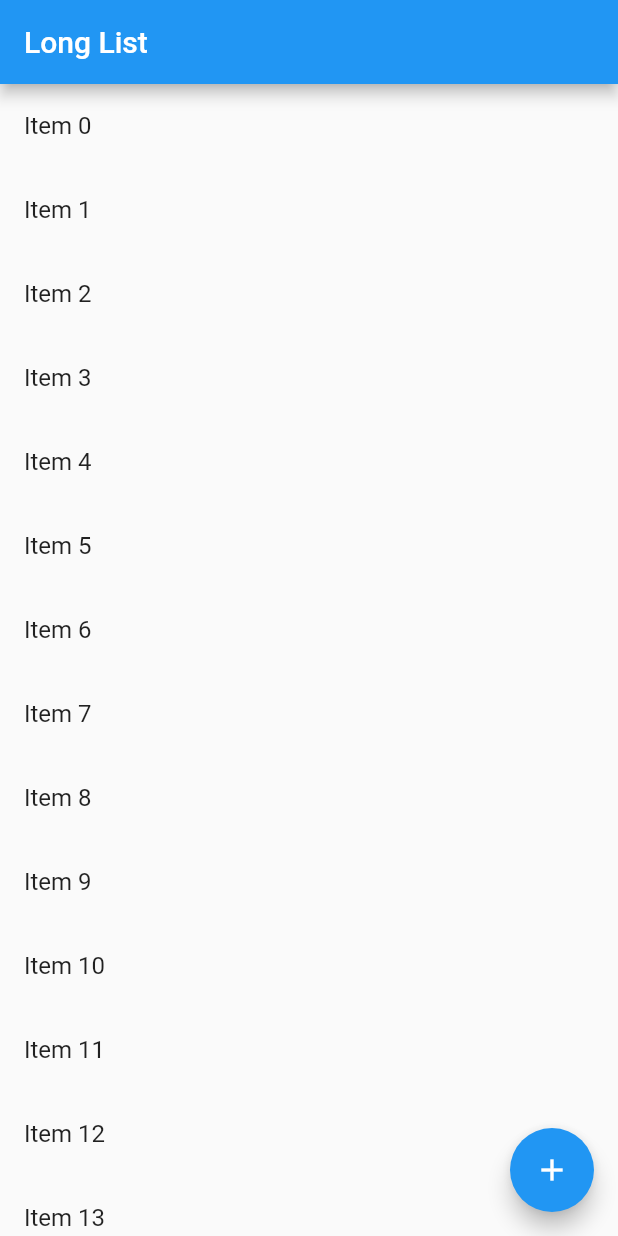
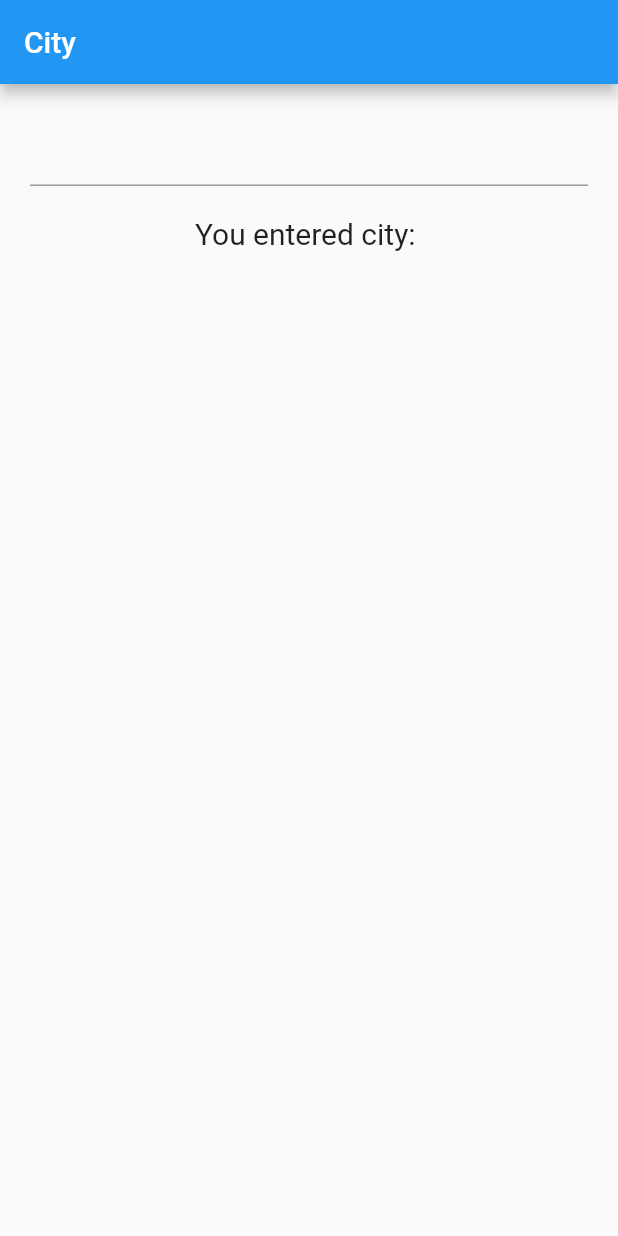
Before and after one commit to asif-bhuti/flutter_shit, a Flutter app: the screen it shows after launch, on a phone screen of 412 x 824 dp. Run offline on Flutter 3.47's test engine with Material 2 defaults, Android fonts, the phone set to English and light mode, and no system bars.

```diff
--- a/lib/main.dart
+++ b/lib/main.dart
@@ -1,43 +1,46 @@
 import 'package:flutter/material.dart';
-import 'package:flutterappshit/screens/home.dart';
 
-void main() {
-  runApp(MaterialApp(
-    debugShowCheckedModeBanner: false,
-    title: 'Whatever',
-    home: Scaffold(
-      appBar: AppBar(title: Text('Long List')),
-      body: getListView(),
-      floatingActionButton: FloatingActionButton(
-          onPressed: () {},
-          tooltip: 'Shows some message',
-          child: Icon(Icons.add)),
-    ),
-  ));
+void main() => runApp(FavoriteCity());
+
+class FavoriteCity extends StatefulWidget {
+  @override
+  State<StatefulWidget> createState() {
+    return _FavoriteCity();
+  }
 }
 
-void showSnackBar(BuildContext context, String item) {
-  Scaffold.of(context).showSnackBar(SnackBar(
-    content: Text("You tapped $item"),
-    duration: Duration(milliseconds: 500),
-  ));
+class _FavoriteCity extends State<FavoriteCity> {
+  String city = '';
+
+  @override
+  Widget build(BuildContext context) {
+    return MaterialApp(
+      home: Scaffold(
+        appBar: AppBar(
+          title: Text('City'),
+        ),
+        body: Container(
+          margin: EdgeInsets.all(20.0),
+          child: Column(
+            children: [
+              TextField(
+                onSubmitted: (String string) {
+                  setState(() {
+                    city = string;
+                  });
+                },
+              ),
+              Padding(
+                padding: const EdgeInsets.all(20.0),
+                child: Text(
+                  'You entered city: $city',
+                  style: TextStyle(fontSize: 20.0),
+                ),
+              )
+            ],
+          ),
+        ),
+      ),
+    );
+  }
 }
-
-List getLongList() {
-  return List<String>.generate(20, (index) => 'Item $index');
-}
-
-Widget getListView() {
-  var listItems = getLongList();
-  return ListView.builder(
-    itemBuilder: (context, index) {
-      return ListTile(
-        title: Text(listItems[index]),
-        onTap: () {
-          showSnackBar(context, listItems[index]);
-        },
-      );
-    },
-    itemCount: listItems.length,
-  );
-}
```
Also changed, not shown: lib/screens/list_view.dart (added, +28 -0 lines).
